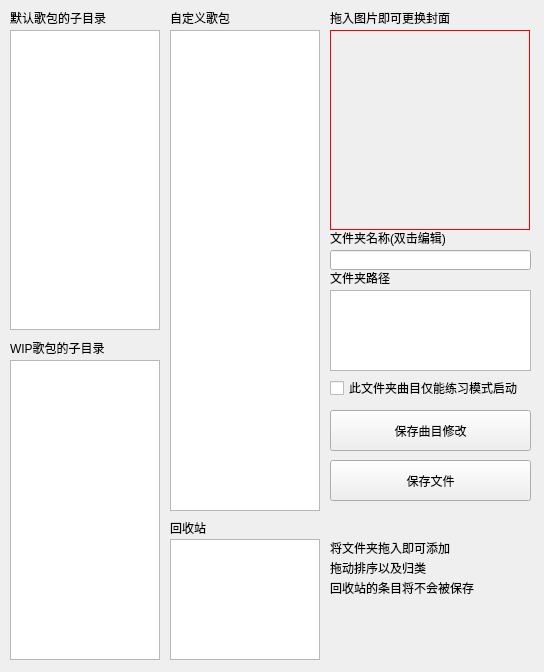
Before: the Qt Designer form foldersEdit.ui in MikuPy2001/foldersEditLauncher, drawn with Qt 5.
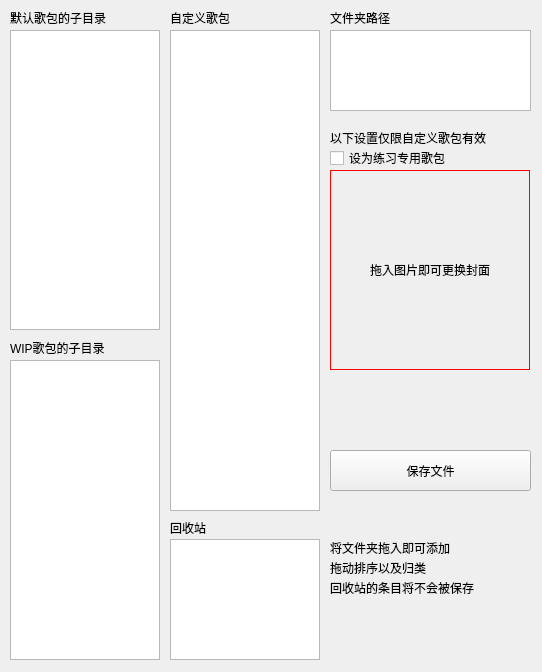
After: the same form once the commit is applied. Custom widgets are drawn as their Qt base class.

The edit to the form file:
```diff
--- a/foldersEdit.ui
+++ b/foldersEdit.ui
@@ -6,7 +6,7 @@
    <rect>
     <x>0</x>
     <y>0</y>
-    <width>544</width>
+    <width>542</width>
     <height>672</height>
    </rect>
   </property>
@@ -44,10 +44,10 @@
   <widget class="MyQListWidget" name="listWidget2">
    <property name="geometry">
     <rect>
-     <x>10</x>
-     <y>360</y>
+     <x>170</x>
+     <y>30</y>
      <width>150</width>
-     <height>300</height>
+     <height>481</height>
     </rect>
    </property>
    <property name="minimumSize">
@@ -73,6 +73,34 @@
    <property name="geometry">
     <rect>
      <x>10</x>
+     <y>360</y>
+     <width>150</width>
+     <height>300</height>
+    </rect>
+   </property>
+   <property name="minimumSize">
+    <size>
+     <width>150</width>
+     <height>0</height>
+    </size>
+   </property>
+   <property name="acceptDrops">
+    <bool>true</bool>
+   </property>
+   <property name="dragDropMode">
+    <enum>QAbstractItemView::DragDrop</enum>
+   </property>
+   <property name="defaultDropAction">
+    <enum>Qt::MoveAction</enum>
+   </property>
+   <property name="selectionMode">
+    <enum>QAbstractItemView::ExtendedSelection</enum>
+   </property>
+  </widget>
+  <widget class="MyQListWidget" name="listWidget0">
+   <property name="geometry">
+    <rect>
+     <x>10</x>
      <y>30</y>
      <width>150</width>
      <height>300</height>
@@ -194,7 +222,7 @@
    <property name="geometry">
     <rect>
      <x>330</x>
-     <y>30</y>
+     <y>170</y>
      <width>200</width>
      <height>200</height>
     </rect>
@@ -205,28 +233,21 @@
    <property name="styleSheet">
     <string notr="true">border:1px solid red;</string>
    </property>
-   <property name="scaledContents">
-    <bool>true</bool>
-   </property>
-  </widget>
-  <widget class="QLabel" name="no_uss_label_6">
-   <property name="geometry">
-    <rect>
-     <x>330</x>
-     <y>10</y>
-     <width>201</width>
-     <height>16</height>
-    </rect>
-   </property>
    <property name="text">
     <string>拖入图片即可更换封面</string>
    </property>
+   <property name="scaledContents">
+    <bool>true</bool>
+   </property>
+   <property name="alignment">
+    <set>Qt::AlignCenter</set>
+   </property>
   </widget>
   <widget class="QLabel" name="no_uss_label_7">
    <property name="geometry">
     <rect>
      <x>330</x>
-     <y>270</y>
+     <y>10</y>
      <width>201</width>
      <height>16</height>
     </rect>
@@ -252,33 +273,20 @@
    <property name="geometry">
     <rect>
      <x>330</x>
-     <y>380</y>
+     <y>150</y>
      <width>191</width>
      <height>16</height>
     </rect>
    </property>
    <property name="text">
-    <string>此文件夹曲目仅能练习模式启动</string>
-   </property>
-  </widget>
-  <widget class="QPushButton" name="savesong">
-   <property name="geometry">
-    <rect>
-     <x>330</x>
-     <y>410</y>
-     <width>201</width>
-     <height>41</height>
-    </rect>
-   </property>
-   <property name="text">
-    <string>保存曲目修改</string>
+    <string>设为练习专用歌包</string>
    </property>
   </widget>
   <widget class="QPushButton" name="savefile">
    <property name="geometry">
     <rect>
      <x>330</x>
-     <y>460</y>
+     <y>450</y>
      <width>201</width>
      <height>41</height>
     </rect>
@@ -291,7 +299,7 @@
    <property name="geometry">
     <rect>
      <x>330</x>
-     <y>290</y>
+     <y>30</y>
      <width>201</width>
      <height>81</height>
     </rect>
@@ -310,27 +318,17 @@
     <string>回收站的条目将不会被保存</string>
    </property>
   </widget>
-  <widget class="QLabel" name="no_uss_label_10">
+  <widget class="QLabel" name="no_uss_label_6">
    <property name="geometry">
     <rect>
      <x>330</x>
-     <y>230</y>
+     <y>130</y>
      <width>201</width>
      <height>16</height>
     </rect>
    </property>
    <property name="text">
-    <string>文件夹名称(双击编辑)</string>
-   </property>
-  </widget>
-  <widget class="QLineEdit" name="lineEdit">
-   <property name="geometry">
-    <rect>
-     <x>330</x>
-     <y>250</y>
-     <width>201</width>
-     <height>20</height>
-    </rect>
+    <string>以下设置仅限自定义歌包有效</string>
    </property>
   </widget>
  </widget>
```
Left out of the diff: 34 changed lines with no effect on the pictures.
